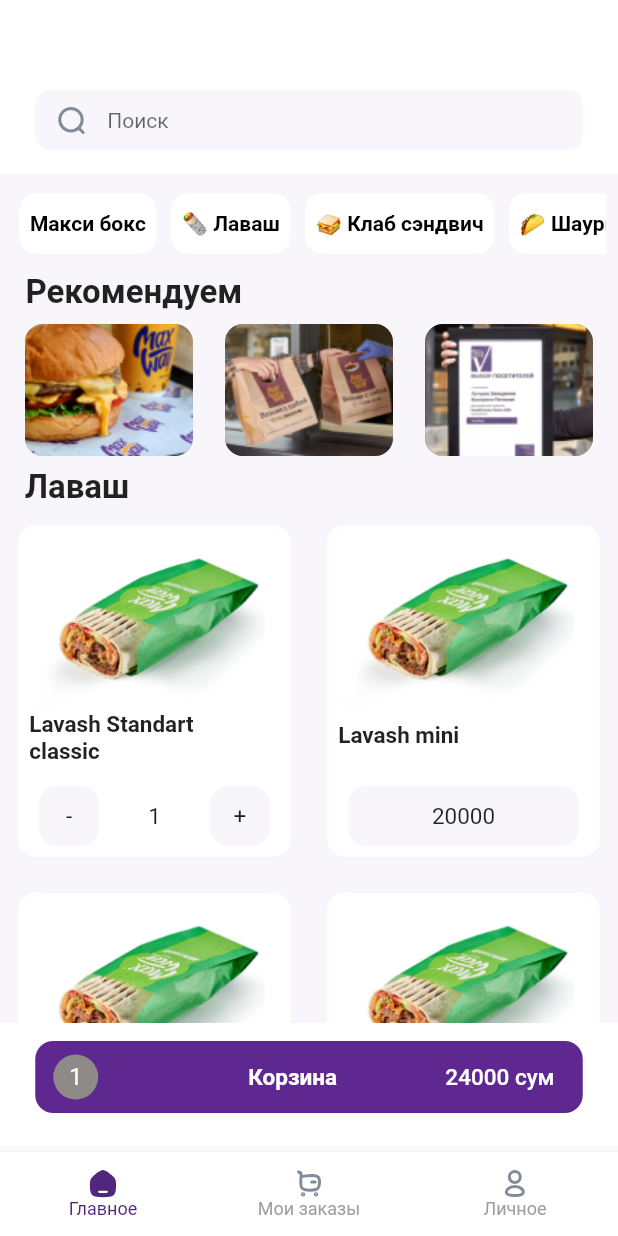
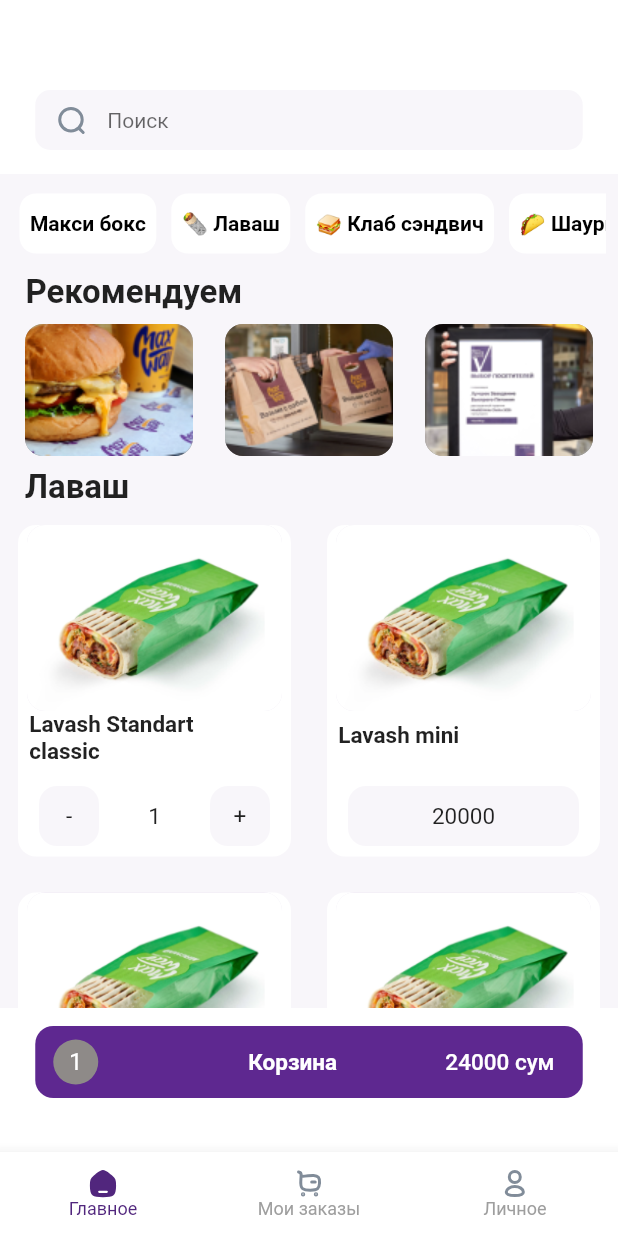
Before and after one commit to Olloyor99/CloneMaxway, a Flutter app: the screen it shows after launch, after a tap on "24000", on a phone screen of 412 x 824 dp. Run offline on Flutter 3.47's test engine with Material 2 defaults, Android fonts, the phone set to English and light mode, and no system bars; our stand-ins replace flutter_svg.

Commit message:
new commi

```diff
--- a/lib/src/pages/customhome.dart
+++ b/lib/src/pages/customhome.dart
@@ -34,7 +34,7 @@ class _MyCatalogContainerState extends State<MyCustomScroll> {
           SizedBox(height: 16),
           Container(
             color: Color(0xfff8F6FA),
-            height: korzina == 0 ? 638 : 566,
+            height: korzina == 0 ? 638 : 556,
             child: CustomScrollView(scrollDirection: Axis.vertical, slivers: [
               MyTabbar(),
               MyRecoment(),
--- a/lib/src/pages/moy_zakaz.dart
+++ b/lib/src/pages/moy_zakaz.dart
@@ -1,6 +1,5 @@
 import 'package:flutter/material.dart';
 import 'package:flutter_svg/svg.dart';
-
 import 'my_spisok.dart';
 
 class MoyZakaz extends StatefulWidget {
```
Also changed, not shown: 29 other files.
